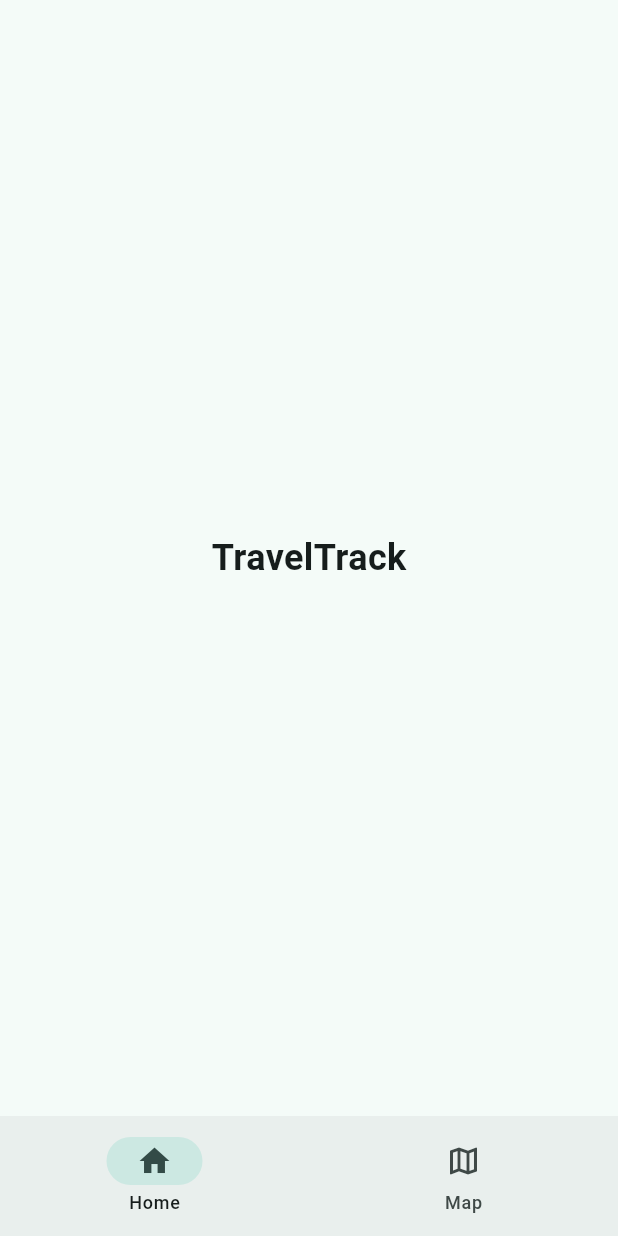
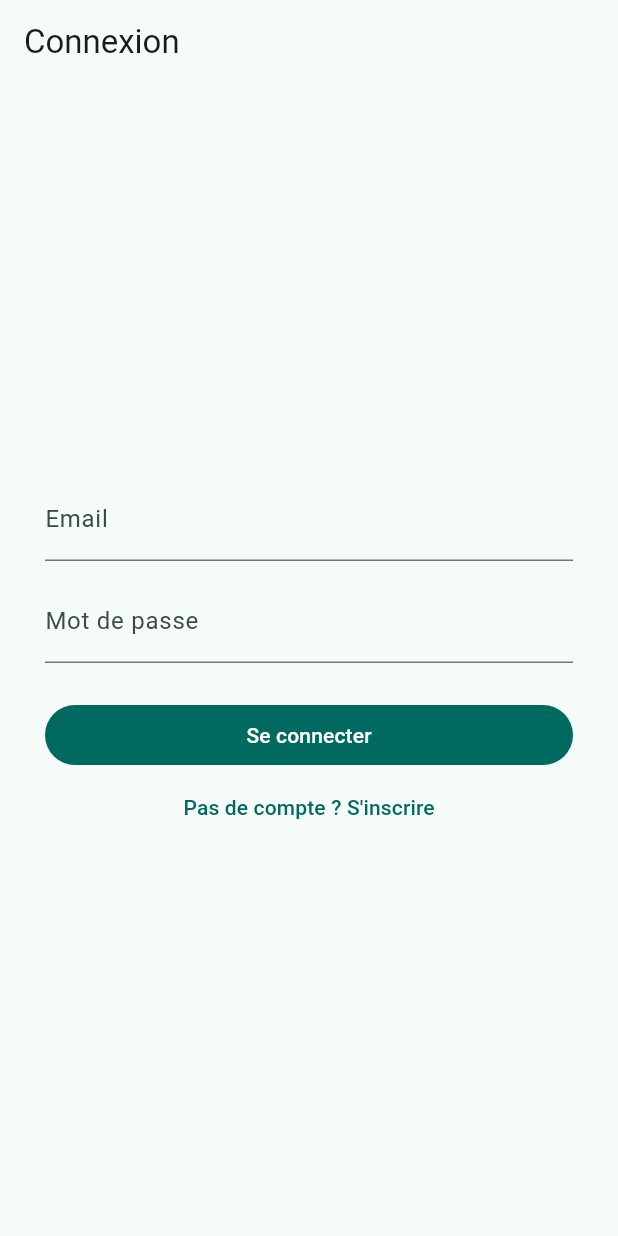
Before and after one commit to herm09/traveltrack-webapp, a Flutter app: the screen it shows after launch, on a phone screen of 412 x 824 dp. Run offline on Flutter 3.47's test engine with Material 3 defaults, Android fonts, the phone set to English and light mode, and no system bars; our stand-ins replace flutter_dotenv, go_router, supabase_flutter, webview_flutter; accounts and stored records are empty.

Commit message:
feat(account-creation): add login and account creation.
- database linked to supabase

```diff
--- a/frontend/lib/src/navigation/app_router.dart
+++ b/frontend/lib/src/navigation/app_router.dart
@@ -1,17 +1,41 @@
 import 'package:flutter/material.dart';
 import 'package:go_router/go_router.dart';
 
+import '../services/supabase_client.dart';
+import '../viewmodels/auth_viewmodel.dart';
 import '../views/home_screen.dart';
+import '../views/login_screen.dart';
 import '../views/map_screen.dart';
 import '../views/root_tabs_screen.dart';
+import '../views/signup_screen.dart';
 import '../views/trip_detail_screen.dart';
+import 'go_router_refresh_stream.dart';
 
 final GlobalKey<NavigatorState> _rootNavigatorKey = GlobalKey<NavigatorState>();
 
 final GoRouter appRouter = GoRouter(
   navigatorKey: _rootNavigatorKey,
   initialLocation: '/home',
+  refreshListenable: GoRouterRefreshStream(supabase.auth.onAuthStateChange),
+  redirect: (context, state) {
+    final loggedIn = authViewModel.isAuthenticated;
+    final loggingIn = state.matchedLocation == '/login' || state.matchedLocation == '/signup';
+
+    if (!loggedIn && !loggingIn) return '/login';
+    if (loggedIn && loggingIn) return '/home';
+    return null;
+  },
   routes: [
+    GoRoute(
+      path: '/login',
+      parentNavigatorKey: _rootNavigatorKey,
+      builder: (context, state) => const LoginScreen(),
+    ),
+    GoRoute(
+      path: '/signup',
+      parentNavigatorKey: _rootNavigatorKey,
+      builder: (context, state) => const SignupScreen(),
+    ),
     StatefulShellRoute.indexedStack(
       builder: (context, state, navigationShell) => RootTabsScreen(navigationShell: navigationShell),
       branches: [
--- /dev/null
+++ b/frontend/lib/src/services/auth_service.dart
@@ -0,0 +1,21 @@
+import 'package:supabase_flutter/supabase_flutter.dart';
+
+import 'supabase_client.dart';
+
+class AuthService {
+  Session? get currentSession => supabase.auth.currentSession;
+
+  User? get currentUser => supabase.auth.currentUser;
+
+  Stream<AuthState> get authStateChanges => supabase.auth.onAuthStateChange;
+
+  Future<AuthResponse> signUp({required String email, required String password}) {
+    return supabase.auth.signUp(email: email, password: password);
+  }
+
+  Future<AuthResponse> signIn({required String email, required String password}) {
+    return supabase.auth.signInWithPassword(email: email, password: password);
+  }
+
+  Future<void> signOut() => supabase.auth.signOut();
+}
--- /dev/null
+++ b/frontend/lib/src/views/login_screen.dart
@@ -0,0 +1,102 @@
+import 'package:flutter/material.dart';
+import 'package:go_router/go_router.dart';
+
+import '../viewmodels/auth_viewmodel.dart';
+
+class LoginScreen extends StatefulWidget {
+  const LoginScreen({super.key});
+
+  @override
+  State<LoginScreen> createState() => _LoginScreenState();
+}
+
+class _LoginScreenState extends State<LoginScreen> {
+  final _formKey = GlobalKey<FormState>();
+  final _emailController = TextEditingController();
+  final _passwordController = TextEditingController();
+
+  @override
+  void dispose() {
+    _emailController.dispose();
+    _passwordController.dispose();
+    super.dispose();
+  }
+
+  Future<void> _submit() async {
+    if (!_formKey.currentState!.validate()) return;
+
+    // Pas de navigation manuelle ici : GoRouter réagit automatiquement au
+    // changement de session via `refreshListenable` + `redirect` (voir
+    // app_router.dart) et nous enverra sur /home dès que la connexion réussit.
+    await authViewModel.signIn(
+      email: _emailController.text.trim(),
+      password: _passwordController.text,
+    );
+  }
+
+  @override
+  Widget build(BuildContext context) {
+    return Scaffold(
+      appBar: AppBar(title: const Text('Connexion')),
+      body: Center(
+        child: ConstrainedBox(
+          constraints: const BoxConstraints(maxWidth: 400),
+          child: Padding(
+            padding: const EdgeInsets.all(24),
+            child: Form(
+              key: _formKey,
+              child: ListenableBuilder(
+                listenable: authViewModel,
+                builder: (context, _) {
+                  return Column(
+                    mainAxisSize: MainAxisSize.min,
+                    crossAxisAlignment: CrossAxisAlignment.stretch,
+                    children: [
+                      TextFormField(
+                        controller: _emailController,
+                        keyboardType: TextInputType.emailAddress,
+                        decoration: const InputDecoration(labelText: 'Email'),
+                        validator: (value) =>
+                            (value == null || !value.contains('@')) ? 'Email invalide' : null,
+                      ),
+                      const SizedBox(height: 12),
+                      TextFormField(
+                        controller: _passwordController,
+                        obscureText: true,
+                        decoration: const InputDecoration(labelText: 'Mot de passe'),
+                        validator: (value) =>
+                            (value == null || value.length < 6) ? '6 caractères minimum' : null,
+                      ),
+                      if (authViewModel.errorMessage != null) ...[
+                        const SizedBox(height: 12),
+                        Text(
+                          authViewModel.errorMessage!,
+                          style: TextStyle(color: Theme.of(context).colorScheme.error),
+                        ),
+                      ],
+                      const SizedBox(height: 24),
+                      FilledButton(
+                        onPressed: authViewModel.isLoading ? null : _submit,
+                        child: authViewModel.isLoading
+                            ? const SizedBox(
+                                width: 16,
+                                height: 16,
+                                child: CircularProgressIndicator(strokeWidth: 2),
+                              )
+                            : const Text('Se connecter'),
+                      ),
+                      TextButton(
+                        onPressed: () => context.go('/signup'),
+                        child: const Text("Pas de compte ? S'inscrire"),
+                      ),
+                    ],
+                  );
+                },
+              ),
+            ),
+          ),
+        ),
+      ),
+    );
+  }
+}
--- a/frontend/pubspec.yaml
+++ b/frontend/pubspec.yaml
@@ -39,6 +39,7 @@ dependencies:
   supabase_flutter: ^2.8.0
   webview_flutter: ^4.10.0
   flutter_dotenv: ^5.2.1
+  http: ^1.2.2
 
 dev_dependencies:
   flutter_test:
```
Also changed, not shown: frontend/lib/src/navigation/go_router_refresh_stream.dart (added, +21 -0 lines), frontend/lib/src/services/api_client.dart (added, +84 -0 lines), frontend/lib/src/services/trips_service.dart (added, +26 -0 lines), frontend/lib/src/viewmodels/auth_viewmodel.dart (added, +58 -0 lines), frontend/lib/src/views/home_screen.dart (+14 -2 lines), frontend/lib/src/views/signup_screen.dart (added, +102 -0 lines), frontend/pubspec.lock, 11 other files.
